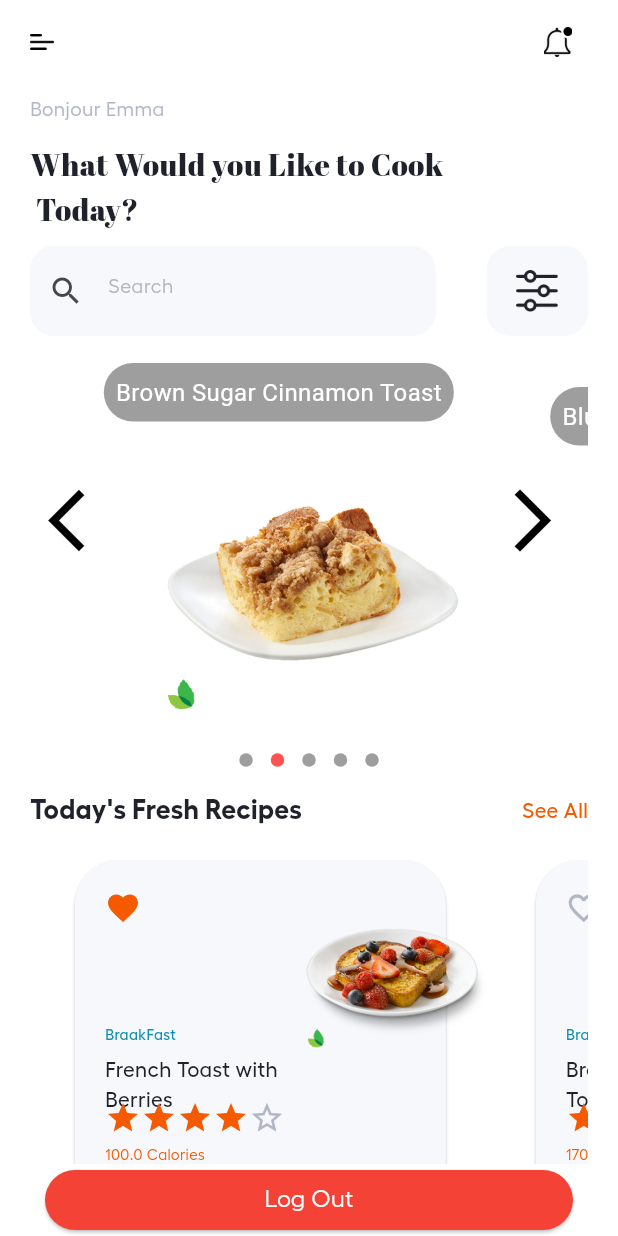
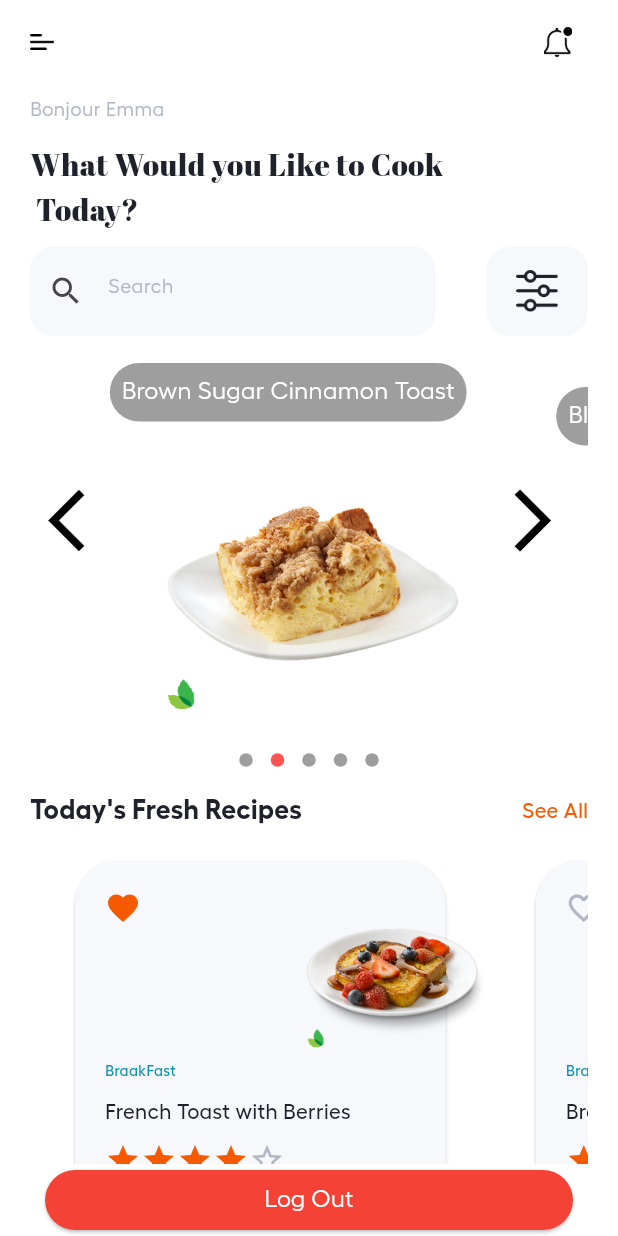
Before and after one commit to heba-T-Allah/recipe, a Flutter app: the HomeScreen screen opened by its route, after a tap on the "arrow forward ios" icon, on a phone screen of 412 x 824 dp. Run offline on Flutter 3.47's test engine with Material 3 defaults, Android fonts, the phone set to English and light mode, and no system bars; drawn by our look-alikes of carousel_slider, dots_indicator; our stand-ins replace email_validator, shared_preferences; accounts and stored records are empty.

Commit message:
code enhancement

```diff
--- a/lib/resources/constants_manager.dart
+++ b/lib/resources/constants_manager.dart
@@ -2,5 +2,7 @@ class AppConstants{
 
   static const int splashDelay=5;
   static const double horizontalPadding=30.0;
+  static const int carouselDuration=300;
+
 
 }
--- a/lib/resources/text_style.dart
+++ b/lib/resources/text_style.dart
@@ -34,6 +34,7 @@ class TextStyles {
       fontWeight: FontWeightManager.regular,
       fontFamily: FontConstants.fontFamilyHellix,
       color: ColorManager.primaryColor);
+
   static TextStyle textStyleRegular13Grey = TextStyle(
       fontSize: FontSize.s13,
       fontWeight: FontWeightManager.regular,
--- a/lib/resources/values_manager.dart
+++ b/lib/resources/values_manager.dart
@@ -5,6 +5,7 @@ class AppMargin {
   static const double m16 = 16.0;
   static const double m18 = 18.0;
   static const double m20 = 20.0;
+  static const double m30 = 30.0;
 }
 
 class AppPadding {
@@ -16,7 +17,6 @@ class AppPadding {
   static const double p18 = 18.0;
   static const double p20 = 20.0;
   static const double p30 = 30.0;
-
 }
 
 class AppSize {
@@ -28,14 +28,16 @@ class AppSize {
   static const double s10 = 10.0;
   static const double s12 = 12.0;
   static const double s14 = 14.0;
+  static const double s15 = 15.0;
   static const double s16 = 16.0;
   static const double s18 = 18.0;
   static const double s20 = 20.0;
+  static const double s30 = 30.0;
   static const double s40 = 40.0;
   static const double s50 = 50.0;
   static const double s60 = 60.0;
   static const double s80 = 80.0;
+  static const double s90 = 90.0;
   static const double s100 = 100.0;
-
-
+  static const double s150 = 150.0;
 }
--- a/lib/view/home/home_screen.dart
+++ b/lib/view/home/home_screen.dart
@@ -15,6 +15,7 @@ import '../../model/recipe_ad.dart';
 import '../../resources/assets_manager.dart';
 import '../../resources/strings_manager.dart';
 import '../../resources/text_style.dart';
+import '../../resources/values_manager.dart';
 import '../costom/shared_functions.dart';
 
 class HomeScreen extends StatefulWidget {
@@ -60,12 +61,10 @@ class _HomeScreenState extends State<HomeScreen> {
         backgroundColor: Colors.white,
         elevation: 0,
         leading: Padding(
-          padding: const EdgeInsets.symmetric(
-              horizontal: 20),
+          padding: const EdgeInsets.symmetric(horizontal: AppSize.s20),
           child: Image.asset(
             ImageAssets.menuIcon,
             color: Colors.black,
-
           ),
         ),
         actions: [
@@ -75,8 +74,8 @@ class _HomeScreenState extends State<HomeScreen> {
             child: Image.asset(
               ImageAssets.notificationsIcon,
               color: Colors.black,
-              width: 20,
-              height: 20,
+              width: AppSize.s20,
+              height: AppSize.s20,
             ),
           )
         ],
@@ -97,7 +96,8 @@ class _HomeScreenState extends State<HomeScreen> {
         ),
       ),
       body: Padding(
-        padding: const EdgeInsets.only(top: 8.0, left: 20, right: 20),
+        padding: const EdgeInsets.only(
+            top: AppPadding.p8, left: AppPadding.p20, right: AppPadding.p20),
         child: SingleChildScrollView(
           child: adsList.isEmpty
               ? const Center(child: CircularProgressIndicator())
@@ -106,14 +106,14 @@ class _HomeScreenState extends State<HomeScreen> {
                   crossAxisAlignment: CrossAxisAlignment.start,
                   children: [
                     Container(
-                      height: 20,
+                      height: AppSize.s20,
                       child: Text(
                         "Bonjour Emma",
                         style: TextStyles.textStyleRegular13Grey,
                       ),
                     ),
                     const SizedBox(
-                      height: 10,
+                      height: AppSize.s10,
                     ),
                     Text(
                       AppStrings.whatWouldYouLikeToCook,
@@ -121,11 +121,11 @@ class _HomeScreenState extends State<HomeScreen> {
                           .copyWith(height: 1.5),
                     ),
                     const SizedBox(
-                      height: 10,
+                      height: AppSize.s10,
                     ),
                     const SearchAndFilter(),
                     const SizedBox(
-                      height: 10,
+                      height: AppSize.s10,
                     ),
                     Stack(
                       children: [
@@ -133,7 +133,7 @@ class _HomeScreenState extends State<HomeScreen> {
                           items: adsList
                               .map((recipeAd) => Container(
                                     margin: const EdgeInsets.symmetric(
-                                        horizontal: 4),
+                                        horizontal: AppMargin.m8),
                                     child: Stack(
                                       children: [
                                         Center(
@@ -141,21 +141,21 @@ class _HomeScreenState extends State<HomeScreen> {
                                           recipeAd.image!,
                                         )),
                                         Padding(
-                                          padding: const EdgeInsets.all(8.0),
+                                          padding: const EdgeInsets.all(
+                                              AppPadding.p8),
                                           child: Container(
                                             decoration: BoxDecoration(
                                                 color: Colors.black38,
                                                 borderRadius:
-                                                    BorderRadius.circular(25)),
+                                                    BorderRadius.circular(
+                                                        AppSize.s20)),
                                             child: Padding(
-                                              padding:
-                                                  const EdgeInsets.all(8.0),
+                                              padding: const EdgeInsets.all(
+                                                  AppPadding.p8),
                                               child: Text(
-                                                recipeAd.title.toString(),
-                                                style: const TextStyle(
-                                                    fontSize: 16.0,
-                                                    color: Colors.white),
-                                              ),
+                                                  recipeAd.title.toString(),
+                                                  style: TextStyles
+                                                      .textStyleRegular16White),
                                             ),
                                           ),
                                         ),
@@ -179,8 +179,8 @@ class _HomeScreenState extends State<HomeScreen> {
 
                               setState(() {});
                             },
-                            autoPlayAnimationDuration:
-                                const Duration(milliseconds: 500),
+                            autoPlayAnimationDuration: const Duration(
+                                milliseconds: AppConstants.carouselDuration),
                             autoPlayCurve: Curves.easeInCubic,
                           ),
                         ),
@@ -191,12 +191,13 @@ class _HomeScreenState extends State<HomeScreen> {
                                 icon: const Icon(
                                   Icons.arrow_forward_ios,
                                   color: Colors.black,
-                                  size: 50,
+                                  size: AppSize.s50,
                                 ),
                                 onPressed: () async {
                                   await buttonCarouselController.nextPage(
-                                      duration:
-                                          const Duration(milliseconds: 300),
+                                      duration: const Duration(
+                                          milliseconds:
+                                              AppConstants.carouselDuration),
                                       curve: Curves.easeInCubic);
                                 })),
                         Positioned(
@@ -206,17 +207,19 @@ class _HomeScreenState extends State<HomeScreen> {
                               icon: const Icon(
                                 Icons.arrow_back_ios,
                                 color: Colors.black,
-                                size: 50,
+                                size: AppSize.s50,
                               ),
                               onPressed: () async {
                                 await buttonCarouselController.previousPage(
-                                    duration: const Duration(milliseconds: 300),
+                                    duration: const Duration(
+                                        milliseconds:
+                                            AppConstants.carouselDuration),
                                     curve: Curves.easeInCubic);
                               }),
                         ),
                       ],
                     ),
-                    const SizedBox(height: 15),
+                    const SizedBox(height: AppSize.s15),
                     Center(
                       child: DotsIndicator(
                         onTap: (position) async {
@@ -234,19 +237,19 @@ class _HomeScreenState extends State<HomeScreen> {
                       ),
                     ),
                     const SizedBox(
-                      height: 10,
+                      height: AppSize.s10,
                     ),
                     CardsTitle(title: AppStrings.todayFresh),
                     const SizedBox(
-                      height: 20,
+                      height: AppSize.s20,
                     ),
                     RowCards(recipeList: recipeList),
                     const SizedBox(
-                      height: 20,
+                      height: AppSize.s20,
                     ),
                     CardsTitle(title: AppStrings.recommended),
                     const SizedBox(
-                      height: 10,
+                      height: AppSize.s10,
                     ),
                     ColumnCards(recipeList: recipeList),
                   ],
--- a/lib/view/home/widgets/coulmn_card.dart
+++ b/lib/view/home/widgets/coulmn_card.dart
@@ -3,6 +3,7 @@ import 'package:registration/view/home/widgets/prep_time_and_serving.dart';
 import '../../../model/recipe.dart';
 import '../../../resources/color_manager.dart';
 import '../../../resources/text_style.dart';
+import '../../../resources/values_manager.dart';
 import 'my_fav_icon.dart';
 import 'my_rating_bar.dart';
 
@@ -17,7 +18,7 @@ class ColumnCards extends StatelessWidget {
   @override
   Widget build(BuildContext context) {
     return SizedBox(
-      height: MediaQuery.of(context).size.height * .4,
+      // height: MediaQuery.of(context).size.height * .4,
       child: ListView.builder(
         itemCount: recipeList.length,
         shrinkWrap: true,
@@ -26,37 +27,40 @@ class ColumnCards extends StatelessWidget {
         itemBuilder: (BuildContext context, int index) {
           return SizedBox(
             width: MediaQuery.of(context).size.width,
-            height: MediaQuery.of(context).size.height * .27,
+            // height: MediaQuery.of(context).size.height * .27,
             child: Card(
-                margin: const EdgeInsets.symmetric(vertical: 8),
+                margin: const EdgeInsets.symmetric(vertical: AppMargin.m8),
                 color: ColorManager.backgroundGreyColor,
                 shape: OutlineInputBorder(
-                    borderRadius: BorderRadius.circular(30),
+                    borderRadius: BorderRadius.circular(AppSize.s30),
                     borderSide: BorderSide.none),
                 child: Row(
                   mainAxisAlignment: MainAxisAlignment.center,
+                  crossAxisAlignment: CrossAxisAlignment.start,
                   children: [
                     Image.asset(
                       recipeList[index].image!,
-                      height: 80,
-                      width: 80,
+                      height: AppSize.s80,
+                      width: AppSize.s80,
                     ),
                     Padding(
-                      padding: const EdgeInsets.only(top: 20.0),
+                      padding:
+                          const EdgeInsets.symmetric(vertical: AppPadding.p20),
                       child: Column(
                           mainAxisAlignment: MainAxisAlignment.start,
                           crossAxisAlignment: CrossAxisAlignment.start,
+                          mainAxisSize: MainAxisSize.min,
                           children: [
                             Text(recipeList[index].mealType!,
                                 style: TextStyles.textStyleMedium10Blue),
                             const SizedBox(
-                              height: 8,
+                              height: AppSize.s8,
                             ),
                             Text(recipeList[index].title!,
                                 style: TextStyles.textStyleMedium14Black),
                             Padding(
-                              padding:
-                                  const EdgeInsets.symmetric(vertical: 8.0),
+                              padding: const EdgeInsets.symmetric(
+                                  vertical: AppPadding.p8),
                               child: Row(
                                 children: [
                                   MyRatingBar(
@@ -64,7 +68,7 @@ class ColumnCards extends StatelessWidget {
                                     index: index,
                                   ),
                                   const SizedBox(
-                                    width: 10,
+                                    width: AppSize.s10,
                                   ),
                                   Text(
                                     "${recipeList[index].calories!} Calories",
@@ -74,17 +78,18 @@ class ColumnCards extends StatelessWidget {
                               ),
                             ),
                             const SizedBox(
-                              width: 10,
+                              width: AppSize.s10,
                             ),
                             PrepTimeAndServing(
                                 recipeList: recipeList, index: index),
                           ]),
                     ),
                     Padding(
-                      padding: const EdgeInsets.only(top: 20.0),
+                      padding: const EdgeInsets.only(
+                          top: AppPadding.p20, left: AppPadding.p20),
                       child: Align(
                         alignment: Alignment.topRight,
-                        child: MyFavIcon(recipeList: recipeList,index: index),
+                        child: MyFavIcon(recipeList: recipeList, index: index),
                       ),
                     ),
                   ],
--- a/lib/view/home/widgets/row_card.dart
+++ b/lib/view/home/widgets/row_card.dart
@@ -4,6 +4,7 @@ import 'package:registration/view/home/widgets/prep_time_and_serving.dart';
 import '../../../model/recipe.dart';
 import '../../../resources/color_manager.dart';
 import '../../../resources/text_style.dart';
+import '../../../resources/values_manager.dart';
 import 'my_fav_icon.dart';
 
 class RowCards extends StatelessWidget {
@@ -28,63 +29,55 @@ class RowCards extends StatelessWidget {
             children: [
               Positioned(
                 child: SizedBox(
-                  height: MediaQuery.of(context).size.height * .4,
+                  // height: MediaQuery.of(context).size.height * .4,
                   child: Card(
-                      margin: const EdgeInsets.symmetric(horizontal: 30),
+                      margin: const EdgeInsets.symmetric(horizontal: AppMargin.m30),
                       color: ColorManager.backgroundGreyColor,
                       // elevation: 2,
                       shape: OutlineInputBorder(
-                          borderRadius: BorderRadius.circular(30),
+                          borderRadius: BorderRadius.circular(AppSize.s30),
                           borderSide: BorderSide.none),
                       child: SizedBox(
                         width: MediaQuery.of(context).size.width * .6,
                         child: Padding(
-                          padding: const EdgeInsets.only(left: 20.0, top: 20),
-                          child: Stack(
+                          padding: const EdgeInsets.all( AppPadding.p20),
+                          child:  Column(
+                            mainAxisAlignment: MainAxisAlignment.start,
+                            crossAxisAlignment: CrossAxisAlignment.start,
+                            mainAxisSize: MainAxisSize.min,
                             children: [
-                              Positioned(
-                                child:MyFavIcon(recipeList: recipeList,index: index),
+                              MyFavIcon(
+                                  recipeList: recipeList, index: index),
+                              SizedBox(
+                                width: AppSize.s90,
+                                height: AppSize.s90,
                               ),
-                              Positioned(
-                                top: 0,
-                                right: -20,
-                                child: SizedBox(
-                                  width: 90,
-                                  height: 90,
-                                ),
-                              ),
-                              Positioned(
-                                top: 90,
-                                child: Text(
+                              Text(
                                 recipeList[index].mealType!,
                                 style: TextStyles.textStyleMedium10Blue,
                               ),
+                              SizedBox(
+                                height: AppSize.s10,
                               ),
-                              Positioned(
-                                top: 110,
-                                child: SizedBox(
-                                  width: 160,
-                                  child: Text(recipeList[index].title!,
+                              Text(recipeList[index].title!,
                                   style: TextStyles.textStyleMedium14Black),
+                              SizedBox(
+                                height: AppSize.s10,
                               ),
+                              MyRatingBar(
+                                  recipeList: recipeList, index: index),
+                              SizedBox(
+                                height: AppSize.s10,
                               ),
-                              Positioned(
-                                  top: 140,
-                                  child: MyRatingBar(
-                                      recipeList: recipeList, index: index)),
-                              Positioned(
-                                top: 170,
-                                child: Text(
+                              Text(
                                 "${recipeList[index].calories!} Calories",
                                 style: TextStyles.textStyleRegular10Orange,
                               ),
+                              SizedBox(
+                                height: AppSize.s10,
                               ),
-                              Positioned(
-                                // bottom: 20,
-                                top: 190,
-                                child: PrepTimeAndServing(
-                                    recipeList: recipeList, index: index),
-                              )
+                              PrepTimeAndServing(
+                                  recipeList: recipeList, index: index)
                             ],
                           ),
                         ),
@@ -96,8 +89,8 @@ class RowCards extends StatelessWidget {
                 top: -20,
                 child: Image.asset(
                   recipeList[index].image!,
-                  width: 150,
-                  height: 150,
+                  width: AppSize.s150,
+                  height: AppSize.s150,
                 ),
               ),
             ],
```
Lines whose indentation alone changed are shown as unchanged.
